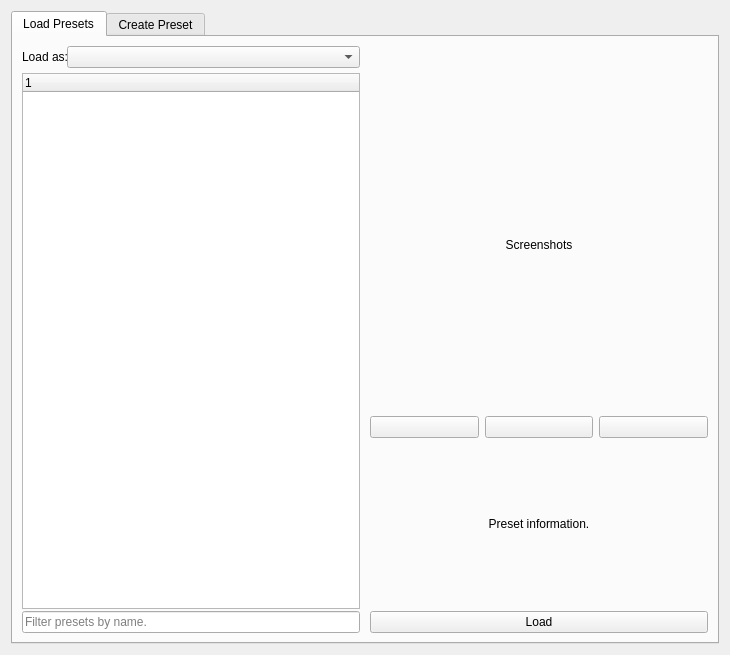
This is presets_ui.ui in DmoFX/Houdini_Presets_Tool as Qt 5 draws it before an edit. The edited form follows.
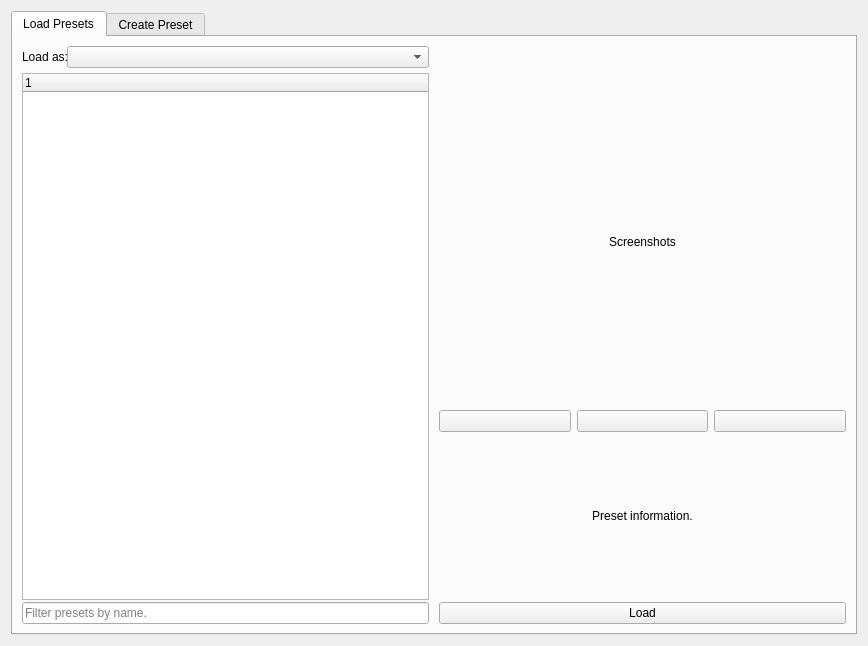
This is the edited form.

Patch:
```diff
--- a/presets_ui.ui
+++ b/presets_ui.ui
@@ -6,8 +6,8 @@
    <rect>
     <x>0</x>
     <y>0</y>
-    <width>730</width>
-    <height>655</height>
+    <width>868</width>
+    <height>646</height>
    </rect>
   </property>
   <property name="windowTitle">
@@ -44,6 +44,18 @@
              </property>
              <item>
               <widget class="QLabel" name="label_screenshots">
+               <property name="sizePolicy">
+                <sizepolicy hsizetype="Preferred" vsizetype="Preferred">
+                 <horstretch>0</horstretch>
+                 <verstretch>0</verstretch>
+                </sizepolicy>
+               </property>
+               <property name="maximumSize">
+                <size>
+                 <width>16777215</width>
+                 <height>16777215</height>
+                </size>
+               </property>
                <property name="toolTip">
                 <string>&lt;html&gt;&lt;head/&gt;&lt;body&gt;&lt;p&gt;Double click for the full resolution image.&lt;/p&gt;&lt;/body&gt;&lt;/html&gt;</string>
                </property>
@@ -94,6 +106,12 @@
              </item>
              <item>
               <widget class="QLabel" name="label_info">
+               <property name="maximumSize">
+                <size>
+                 <width>16777215</width>
+                 <height>16777215</height>
+                </size>
+               </property>
                <property name="text">
                 <string>Preset information.</string>
                </property>
@@ -121,6 +139,9 @@
            <property name="orientation">
             <enum>Qt::Horizontal</enum>
            </property>
+           <property name="sizeType">
+            <enum>QSizePolicy::MinimumExpanding</enum>
+           </property>
            <property name="sizeHint" stdset="0">
             <size>
              <width>40</width>
@@ -131,6 +152,12 @@
          </item>
          <item row="2" column="3">
           <widget class="QLabel" name="label_username">
+           <property name="maximumSize">
+            <size>
+             <width>16777215</width>
+             <height>16777215</height>
+            </size>
+           </property>
            <property name="text">
             <string/>
            </property>
@@ -141,6 +168,9 @@
            <property name="orientation">
             <enum>Qt::Horizontal</enum>
            </property>
+           <property name="sizeType">
+            <enum>QSizePolicy::MinimumExpanding</enum>
+           </property>
            <property name="sizeHint" stdset="0">
             <size>
              <width>40</width>
```
